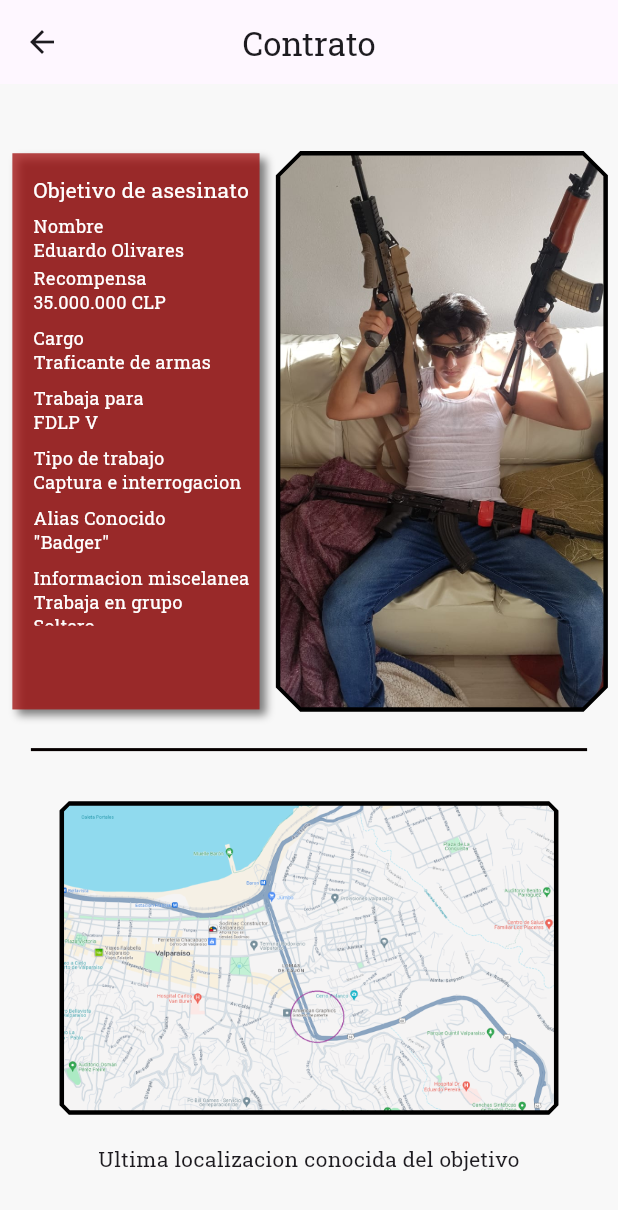
After one commit to Sepelentus/CER01_Flutter_VR, a Flutter app: the ContractPage screen opened directly, on a phone screen of 412 x 824 dp. The commit adds this screen. Shown: the top 1210 px of the screen. Run offline on Flutter 3.47's test engine with Material 3 defaults, Android fonts, the phone set to English and light mode, and no system bars; our stand-ins replace google_fonts.

Commit message:
Added Contract Page
- Fixed some stuff on main_page

TBD: Widget for text boxes

```diff
--- a/cer01_alta_mesa/lib/main.dart
+++ b/cer01_alta_mesa/lib/main.dart
@@ -17,7 +17,7 @@ class MyApp extends StatelessWidget {
     ]);
     return MaterialApp(
       debugShowCheckedModeBanner: false,
-      title: 'Flutter Demo',
+      title: 'High Table',
       theme: ThemeData(
         // This is the theme of your application.
         //
--- /dev/null
+++ b/cer01_alta_mesa/lib/pages/contract_page.dart
@@ -0,0 +1,279 @@
+import 'dart:ui';
+
+import 'package:flutter/material.dart';
+import 'package:flutter/widgets.dart';
+import 'package:google_fonts/google_fonts.dart';
+
+class ContractPage extends StatelessWidget {
+  const ContractPage({Key? key}) : super(key: key);
+
+  @override
+  Widget build(BuildContext context) {
+    var screenSize = MediaQuery.of(context).size;
+    return Scaffold(
+      backgroundColor: Color.fromARGB(255, 248, 248, 248),
+      appBar: AppBar(
+        title: Text('Contrato', style: GoogleFonts.robotoSlab(),),
+        toolbarOpacity: 1,
+        centerTitle: true,
+      ),
+      body: Container(
+        child: Stack(
+          children: [
+            // Foto de objetivo
+            Align(
+              alignment: Alignment.centerRight,
+              child: Padding(
+                padding: EdgeInsets.only(
+                    bottom: screenSize.height * 0.37,
+                    right: screenSize.width * 0.02),
+                child: Container(
+                  width: screenSize.width * 0.53,
+                  height: screenSize.height * 0.45,
+                  decoration: ShapeDecoration(
+                    image: DecorationImage(
+                      image: AssetImage("assets/images/target.jpg"),
+                      fit: BoxFit.fill,
+                    ),
+                    shape: BeveledRectangleBorder(
+                        borderRadius: BorderRadius.circular(15),
+                        side: BorderSide(
+                            color: Colors.black,
+                            width: 1.5,
+                            strokeAlign: BorderSide.strokeAlignCenter)),
+                  ),
+                ),
+              ),
+            ),
+            // Informacion de objetivo
+            Align(
+              alignment: Alignment.centerLeft,
+              child: Padding(
+                padding: EdgeInsets.only(
+                    bottom: screenSize.height * 0.37,
+                    left: screenSize.width * 0.02),
+                child: Container(
+                  width: screenSize.width * 0.4,
+                  height: screenSize.height * 0.45,
+                  clipBehavior: Clip.antiAlias,
+                  decoration: BoxDecoration(
+                    color: Color.fromARGB(195, 162, 15, 15),
+                    boxShadow: [
+                      BoxShadow(
+                        color: Color(0x7F000000),
+                        blurRadius: 4,
+                        offset: Offset(4, 4),
+                        spreadRadius: 0,
+                      )
+                    ],
+                  ),
+                  child: Stack(
+                    children: [
+                      // Revisar para integrar los textos a un widget para no copiar y pegar tanto
+                      Positioned(
+                        left: 14,
+                        top: 15,
+                        child: SizedBox(
+                          width: 200,
+                          height: 40,
+                          child: Text(
+                            'Objetivo de asesinato',
+                            style: TextStyle(
+                              color: Colors.white,
+                              fontSize: 14,
+                              fontFamily: 'Roboto Slab',
+                              fontWeight: FontWeight.w400,
+                              height: 0,
+                            ),
+                          ),
+                        ),
+                      ),
+                      Positioned(
+                        left: 14,
+                        top: 40,
+                        child: SizedBox(
+                          width: 200,
+                          height: 40,
+                          child: Text(
+                            'Nombre\nEduardo Olivares',
+                            style: TextStyle(
+                              color: Colors.white,
+                              fontSize: 12,
+                              fontFamily: 'Roboto Slab',
+                              fontWeight: FontWeight.w400,
+                              height: 0,
+                            ),
+                          ),
+                        ),
+                      ),
+                      Positioned(
+                        left: 14,
+                        top: 75,
+                        child: SizedBox(
+                          width: 200,
+                          height: 40,
+                          child: Text(
+                            'Recompensa\n35.000.000 CLP',
+                            style: TextStyle(
+                              color: Colors.white,
+                              fontSize: 12,
+                              fontFamily: 'Roboto Slab',
+                              fontWeight: FontWeight.w400,
+                              height: 0,
+                            ),
+                          ),
+                        ),
+                      ),
+                      Positioned(
+                        left: 14,
+                        top: 115,
+                        child: SizedBox(
+                          width: 160,
+                          height: 40,
+                          child: Text(
+                            'Cargo\nTraficante de armas',
+                            style: TextStyle(
+                              color: Colors.white,
+                              fontSize: 12,
+                              fontFamily: 'Roboto Slab',
+                              fontWeight: FontWeight.w400,
+                              height: 0,
+                            ),
+                          ),
+                        ),
+                      ),
+                      Positioned(
+                        left: 14,
+                        top: 155,
+                        child: SizedBox(
+                          width: 160,
+                          height: 40,
+                          child: Text(
+                            'Trabaja para\nFDLP V',
+                            style: TextStyle(
+                              color: Colors.white,
+                              fontSize: 12,
+                              fontFamily: 'Roboto Slab',
+                              fontWeight: FontWeight.w400,
+                              height: 0,
+                            ),
+                          ),
+                        ),
+                      ),
+                      Positioned(
+                        left: 14,
+                        top: 195,
+                        child: SizedBox(
+                          width: 160,
+                          height: 40,
+                          child: Text(
+                            'Tipo de trabajo\nCaptura e interrogacion',
+                            style: TextStyle(
+                              color: Colors.white,
+                              fontSize: 12,
+                              fontFamily: 'Roboto Slab',
+                              fontWeight: FontWeight.w400,
+                              height: 0,
+                            ),
+                          ),
+                        ),
+                      ),
+                      Positioned(
+                        left: 14,
+                        top: 235,
+                        child: SizedBox(
+                          width: 160,
+                          height: 40,
+                          child: Text(
+                            'Alias Conocido\n"Badger"',
+                            style: TextStyle(
+                              color: Colors.white,
+                              fontSize: 12,
+                              fontFamily: 'Roboto Slab',
+                              fontWeight: FontWeight.w400,
+                              height: 0,
+                            ),
+                          ),
+                        ),
+                      ),
+                      Positioned(
+                        left: 14,
+                        top: 275,
+                        child: SizedBox(
+                          width: 160,
+                          height: 40,
+                          child: Text(
+                            'Informacion miscelanea\nTrabaja en grupo\nSoltero',
+                            style: TextStyle(
+                              color: Colors.white,
+                              fontSize: 12,
+                              fontFamily: 'Roboto Slab',
+                              fontWeight: FontWeight.w400,
+                              height: 0,
+                              overflow: TextOverflow.ellipsis
+                            ),
+                          ),
+                        ),
+                      ),
+                    ],
+                  ),
+                ),
+              ),
+            ),
+            // Separador
+            Align(
+                alignment: Alignment.center,
+                child: Padding(
+                  padding: EdgeInsets.only(top: screenSize.height * 0.145),
+                  child: Container(
+                    width: screenSize.width * 0.9,
+                    child: Divider(
+                      color: Color.fromARGB(255, 6, 0, 0),
+                      thickness: 2,
+                    ),
+                  ),
+                  ),
+              ),
+            // Mapa
+            Align(
+              alignment: Alignment.bottomCenter,
+              child: Padding(
+                padding: EdgeInsets.only(bottom: screenSize.height * 0.1),
+                child: Container(
+                  width: screenSize.width * 0.8,
+                  height: screenSize.height * 0.25,
+                  decoration: ShapeDecoration(
+                    image: DecorationImage(
+                      image: AssetImage("assets/images/map.png"),
+                      fit: BoxFit.fill,
+                    ),
+                    shape: BeveledRectangleBorder(
+                        borderRadius: BorderRadius.circular(5),
+                        side: BorderSide(
+                            color: Colors.black,
+                            width: 1.5,
+                            strokeAlign: BorderSide.strokeAlignCenter)
+                          ),
+                  ),
+                ),
+              ),
+            ),
+            // Texto
+            Align(
+              alignment: Alignment.bottomCenter,
+              child: Padding(
+                padding: EdgeInsets.only(bottom: screenSize.height * 0.05),
+                child: Container(
+                  width: screenSize.width * 0.7,
+                  child: (
+                    Text('Ultima localizacion conocida del objetivo', textAlign: TextAlign.center, style: GoogleFonts.robotoSlab(),)
+                  ),
+                ),
+              ),
+            ),
+          ],
+        ),
+      ),
+    );
+  }
+}
--- /dev/null
+++ b/cer01_alta_mesa/lib/pages/hotels_page.dart
@@ -0,0 +1,17 @@
+import 'package:flutter/material.dart';
+
+class ContractPage extends StatelessWidget {
+const ContractPage({ Key? key }) : super(key: key);
+
+  @override
+  Widget build(BuildContext context){
+    var screenSize = MediaQuery.of(context).size;
+    return Scaffold(
+      backgroundColor: Color.fromARGB(255, 248, 248, 248),
+      body: Container(
+        clipBehavior: Clip.antiAlias,
+        child: Text('Test hoteles'),
+      ),
+    );
+  }
+}
--- a/cer01_alta_mesa/lib/pages/main_page.dart
+++ b/cer01_alta_mesa/lib/pages/main_page.dart
@@ -1,5 +1,6 @@
 import 'dart:ui';
 
+import 'package:cer01_alta_mesa/pages/contract_page.dart';
 import 'package:cer01_alta_mesa/pages/login_page.dart';
 import 'package:cer01_alta_mesa/pages/profile_page.dart';
 import 'package:cer01_alta_mesa/widgets/menu_card.dart';
@@ -135,12 +136,17 @@ class MainPage extends StatelessWidget {
 
 
               // Tarjetas de menu
-              MenuCard(
-                  width: screenSize.width * 0.7,
-                  top: screenSize.height * 0.275,
-                  nombre_servicio: 'Ver contrato',
-                  descripcion1: 'Objetivo: Eduardo Olivares',
-                  descripcion2: 'Monto: 35.000.000 CLP'),
+              InkWell(
+                child: MenuCard(
+                    width: screenSize.width * 0.7,
+                    top: screenSize.height * 0.275,
+                    nombre_servicio: 'Ver contrato',
+                    descripcion1: 'Objetivo: Eduardo Olivares',
+                    descripcion2: 'Monto: 35.000.000 CLP'),
+                onTap: () {
+                  Navigator.push(context, MaterialPageRoute(builder: (context) => ContractPage()));
+                },
+              ),
               MenuCard(
                   width: screenSize.width * 0.7,
                   top: screenSize.height * 0.4275,
--- /dev/null
+++ b/cer01_alta_mesa/lib/pages/services_page.dart
@@ -0,0 +1,17 @@
+import 'package:flutter/material.dart';
+
+class ContractPage extends StatelessWidget {
+const ContractPage({ Key? key }) : super(key: key);
+
+  @override
+  Widget build(BuildContext context){
+    var screenSize = MediaQuery.of(context).size;
+    return Scaffold(
+      backgroundColor: Color.fromARGB(255, 248, 248, 248),
+      body: Container(
+        clipBehavior: Clip.antiAlias,
+        child: Text('Test servicios'),
+      ),
+    );
+  }
+}
```
Also changed, not shown: cer01_alta_mesa/assets/images/Contract.jpg (added), cer01_alta_mesa/assets/images/map.png (added), cer01_alta_mesa/assets/images/target.jpg (added), cer01_alta_mesa/lib/widgets/menu_card.dart (indentation only).
